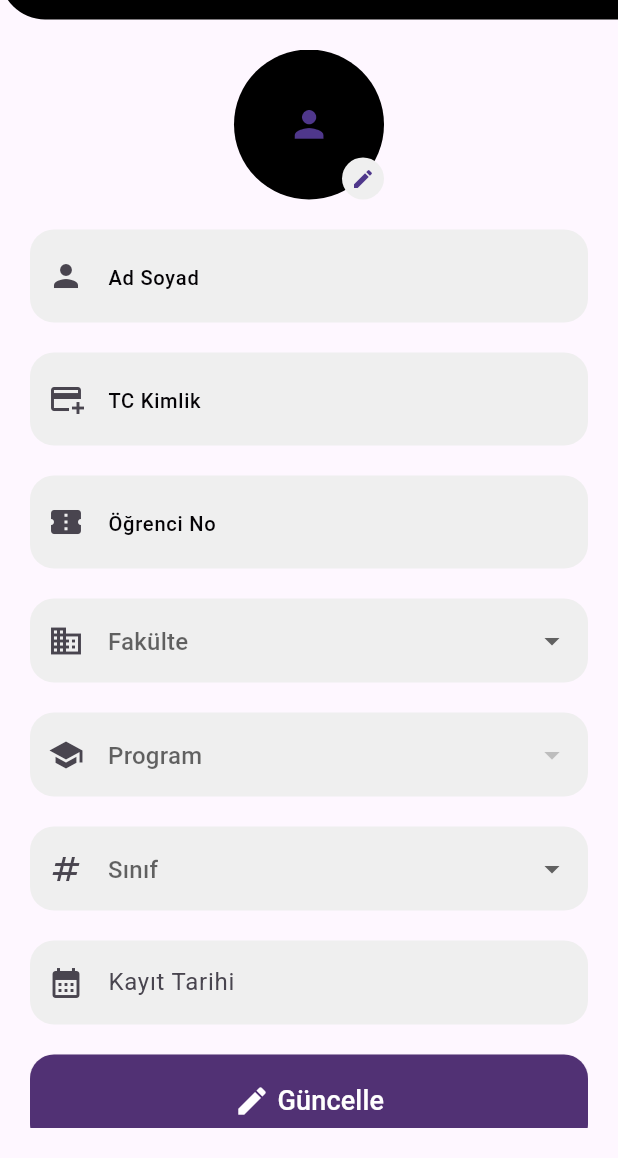
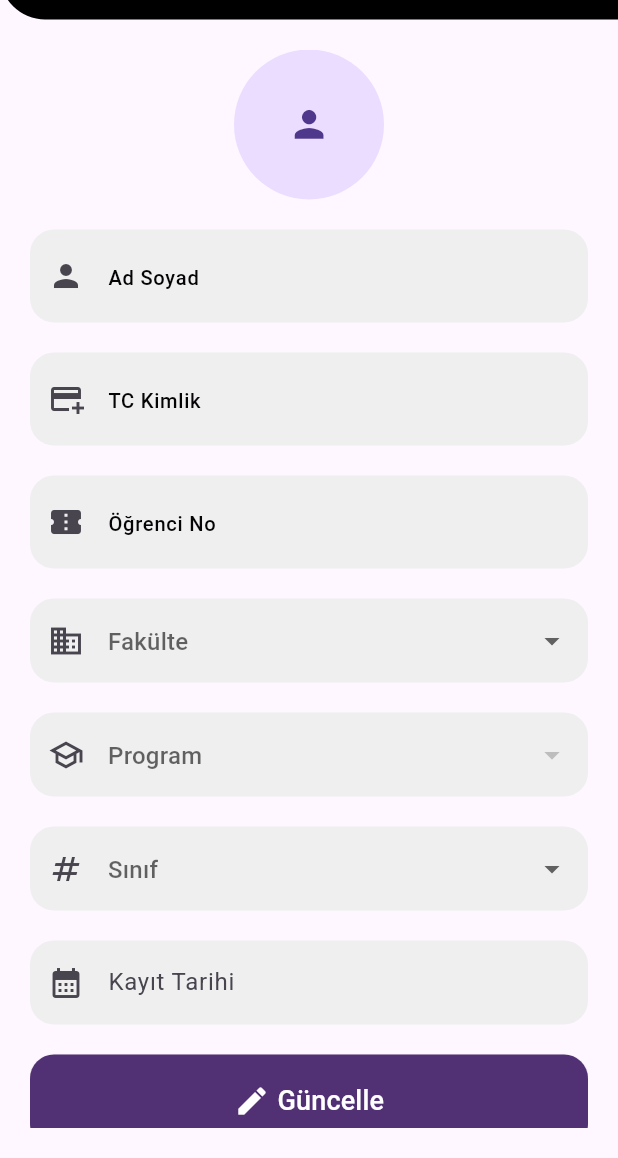
Before and after one commit to egeinann/Kampus-exe, a Flutter app: the EditProfileView screen opened directly, after a tap on "Güncelle", on a phone screen of 412 x 824 dp, the part 78-1236 px from its top. Run offline on Flutter 3.47's test engine with Material 3 defaults, Android fonts, the phone set to English and light mode, and no system bars; our stand-ins replace flutter_riverpod, image_picker, qr_flutter, responsive_sizer, shared_preferences; accounts and stored records are empty.

```diff
--- a/lib/view/auth/register_view.dart
+++ b/lib/view/auth/register_view.dart
@@ -148,7 +148,7 @@ class _RegisterViewState extends ConsumerState<RegisterView> {
         int.tryParse(dateController.text.split('.').last) ??
         DateTime.now().year;
 
-    generatedStudentNo ??= auth.generateStudentNo(registrationYear);
+    generatedStudentNo = auth.generateStudentNo(registrationYear);
 
     showModalBottomSheet(
       context: context,
--- a/lib/view/profile/editProfile_view.dart
+++ b/lib/view/profile/editProfile_view.dart
@@ -19,39 +19,33 @@ class EditProfileView extends ConsumerStatefulWidget {
 
 class _EditProfileViewState extends ConsumerState<EditProfileView> {
   File? _imageFile;
+  final ImagePicker _picker = ImagePicker();
+
   String fixedStudentNoPrefix = '';
-  final ImagePicker _picker = ImagePicker();
 
   final TextEditingController fullNameController = TextEditingController();
   final TextEditingController tcController = TextEditingController();
   final TextEditingController dateController = TextEditingController();
   final TextEditingController studentNoController = TextEditingController();
+
   String? selectedFaculty;
   String? selectedProgram;
   int? selectedClass;
-  String _prefixFromYear(int year) {
-    if (year == 2020) return '1200';
-    return '12${(year - 2020) + 1}1';
-  }
 
   @override
   void initState() {
     super.initState();
 
     final student = ref.read(authProvider);
+    if (student == null) return;
 
-    if (student != null) {
     fullNameController.text = student.fullName;
     tcController.text = student.tcNo;
     dateController.text = student.registrationDate;
 
-      if (student.registrationDate.isNotEmpty) {
-        final year = int.parse(student.registrationDate.split('.').last);
-        fixedStudentNoPrefix = _prefixFromYear(year);
-      }
-      studentNoController.text =
-          '$fixedStudentNoPrefix${student.studentNo.substring(4)}';
-
+    // 🔑 TEK KAYNAK: modelde kayıtlı öğrenci numarası
+    fixedStudentNoPrefix = student.studentNo.substring(0, 4);
+    studentNoController.text = student.studentNo;
     studentNoController.addListener(_protectStudentNoPrefix);
 
     selectedFaculty = student.faculty;
@@ -62,16 +56,18 @@ class _EditProfileViewState extends ConsumerState<EditProfileView> {
       _imageFile = File(student.photo!);
     }
   }
-  }
 
   void _protectStudentNoPrefix() {
     final text = studentNoController.text;
 
-    // İlk 4 hane değiştirilmeye çalışıldıysa geri al
+    // Prefix bozulduysa düzelt
+
     if (!text.startsWith(fixedStudentNoPrefix)) {
-      final editablePart = text.length >= 6
-          ? text.substring(text.length - 6)
-          : '';
+      String editablePart = '';
+
+      if (text.length >= fixedStudentNoPrefix.length + 1) {
+        editablePart = text.substring(fixedStudentNoPrefix.length);
+      }
 
       final newText = '$fixedStudentNoPrefix$editablePart';
 
@@ -82,9 +78,11 @@ class _EditProfileViewState extends ConsumerState<EditProfileView> {
       return;
     }
 
-    // Cursor ilk 4 hanenin önüne geçemesin
-    if (studentNoController.selection.start < 4) {
-      studentNoController.selection = const TextSelection.collapsed(offset: 4);
+    // Cursor prefix'in önüne geçemesin
+    if (studentNoController.selection.start < fixedStudentNoPrefix.length) {
+      studentNoController.selection = TextSelection.collapsed(
+        offset: fixedStudentNoPrefix.length,
+      );
     }
   }
 
@@ -173,16 +171,10 @@ class _EditProfileViewState extends ConsumerState<EditProfileView> {
       _showAutoCloseDialog("Öğrenci No 10 haneli olmalı");
       return false;
     }
-    if (selectedFaculty == null) {
-      _showAutoCloseDialog("Fakülte seçmelisiniz");
-      return false;
-    }
-    if (selectedProgram == null) {
-      _showAutoCloseDialog("Program seçmelisiniz");
-      return false;
-    }
-    if (selectedClass == null) {
-      _showAutoCloseDialog("Sınıf seçmelisiniz");
+    if (selectedFaculty == null ||
+        selectedProgram == null ||
+        selectedClass == null) {
+      _showAutoCloseDialog("Tüm alanları doldurmalısınız");
       return false;
     }
     if (dateController.text.trim().isEmpty) {
@@ -196,17 +188,17 @@ class _EditProfileViewState extends ConsumerState<EditProfileView> {
   Widget build(BuildContext context) {
     final auth = ref.read(authProvider.notifier);
 
-    return GestureDetector(
-      behavior: HitTestBehavior.opaque,
-      onTap: () => FocusScope.of(context).unfocus(),
-      child: Scaffold(
+    return Scaffold(
       appBar: trakyaAppBar(
         context,
         "Düzenle",
         [],
         backgroundColor: Colors.black,
       ),
-        body: Padding(
+      body: GestureDetector(
+        behavior: HitTestBehavior.opaque,
+        onTap: () => FocusScope.of(context).unfocus(),
+        child: Padding(
           padding: const EdgeInsets.all(20),
           child: SingleChildScrollView(
             physics: const BouncingScrollPhysics(),
@@ -215,11 +207,8 @@ class _EditProfileViewState extends ConsumerState<EditProfileView> {
               children: [
                 GestureDetector(
                   onTap: _showPickerSheet,
-                  child: Stack(
-                    children: [
-                      CircleAvatar(
+                  child: CircleAvatar(
                     radius: 50,
-                        backgroundColor: Colors.black,
                     backgroundImage: _imageFile != null
                         ? FileImage(_imageFile!)
                         : null,
@@ -227,19 +216,7 @@ class _EditProfileViewState extends ConsumerState<EditProfileView> {
                         ? Icon(Icons.person, size: 22.sp)
                         : null,
                   ),
-                      Positioned(
-                        bottom: 0,
-                        right: 0,
-                        child: CircleAvatar(
-                          radius: 14,
-                          backgroundColor: TrakyaColors.card,
-                          child: const Icon(Icons.edit, size: 16),
                 ),
-                      ),
-                    ],
-                  ),
-                ),
-
                 fullNameField(),
                 idField(),
                 studentNoField(),
@@ -265,13 +242,6 @@ class _EditProfileViewState extends ConsumerState<EditProfileView> {
     textEditingController: fullNameController,
   );
 
-  TrakyaTextfield studentNoField() => TrakyaTextfield(
-    context: context,
-    prefixIcon: const Icon(Icons.confirmation_number),
-    hintText: "Öğrenci No",
-    maxLength: 10,
-    textEditingController: studentNoController,
-  );
   TrakyaTextfield idField() => TrakyaTextfield(
     context: context,
     prefixIcon: const Icon(Icons.add_card),
@@ -280,20 +250,41 @@ class _EditProfileViewState extends ConsumerState<EditProfileView> {
     textEditingController: tcController,
   );
 
+  TrakyaTextfield studentNoField() => TrakyaTextfield(
+    context: context,
+    prefixIcon: const Icon(Icons.confirmation_number),
+    hintText: "Öğrenci No",
+    maxLength: 10,
+    textEditingController: studentNoController,
+  );
+
   DropdownButtonFormField<String> facultyDropdown() {
     return DropdownButtonFormField<String>(
+      borderRadius: BorderRadius.circular(16),
       isExpanded: true,
-      value: selectedFaculty,
-      decoration: _dropdownDecoration(icon: Icons.business, hint: "Fakülte"),
+      initialValue: selectedFaculty,
+      decoration: _dropdownDecoration(
+        icon: Icons.business_outlined,
+        hint: "Fakülte",
+      ),
       items: facultyPrograms.keys
-          .map(
-            (e) => DropdownMenuItem(
-              value: e,
-              child: Text(e, style: TextStyle(fontSize: 16.sp)),
+          .map<DropdownMenuItem<String>>(
+            (faculty) => DropdownMenuItem<String>(
+              value: faculty,
+              child: Text(
+                faculty,
+                style: TextStyle(
+                  fontSize: 16.sp,
+                  fontWeight: FontWeight.bold,
+                  color: TrakyaColors.negative,
+                  fontFamily: "RobotoBold",
+                ),
+              ),
             ),
           )
           .toList(),
       onChanged: (val) {
+        if (val == selectedFaculty) return;
         setState(() {
           selectedFaculty = val;
           selectedProgram = null;
@@ -303,20 +294,42 @@ class _EditProfileViewState extends ConsumerState<EditProfileView> {
   }
 
   DropdownButtonFormField<String> programDropdown() {
-    final programs = facultyPrograms[selectedFaculty] ?? [];
+    final List<String> programs =
+        facultyPrograms[selectedFaculty] ?? <String>[];
+    final bool isValidSelectedProgram = programs.contains(selectedProgram);
     return DropdownButtonFormField<String>(
       isExpanded: true,
-      value: programs.contains(selectedProgram) ? selectedProgram : null,
-      decoration: _dropdownDecoration(icon: Icons.school, hint: "Program"),
+      menuMaxHeight: 200,
+      borderRadius: BorderRadius.circular(16),
+      initialValue: isValidSelectedProgram ? selectedProgram : null,
+      decoration: _dropdownDecoration(
+        icon: Icons.school_outlined,
+        hint: "Program",
+      ),
       items: programs
-          .map(
-            (e) => DropdownMenuItem(
-              value: e,
-              child: Text(e, style: TextStyle(fontSize: 16.sp)),
+          .map<DropdownMenuItem<String>>(
+            (program) => DropdownMenuItem<String>(
+              value: program,
+              child: Text(
+                program,
+                style: TextStyle(
+                  fontSize: 16.sp,
+                  fontWeight: FontWeight.bold,
+                  color: TrakyaColors.negative,
+                  fontFamily: "RobotoBold",
+                ),
+                textAlign: TextAlign.center,
+              ),
             ),
           )
           .toList(),
-      onChanged: (val) => setState(() => selectedProgram = val),
+      onChanged: programs.isEmpty
+          ? null
+          : (val) {
+              setState(() {
+                selectedProgram = val;
+              });
+            },
     );
   }
 
@@ -325,12 +338,7 @@ class _EditProfileViewState extends ConsumerState<EditProfileView> {
       value: selectedClass,
       decoration: _dropdownDecoration(icon: Icons.numbers, hint: "Sınıf"),
       items: [1, 2, 3, 4]
-          .map(
-            (e) => DropdownMenuItem(
-              value: e,
-              child: Text(e.toString(), style: TextStyle(fontSize: 17.sp)),
-            ),
-          )
+          .map((e) => DropdownMenuItem(value: e, child: Text(e.toString())))
           .toList(),
       onChanged: (val) => setState(() => selectedClass = val),
     );
@@ -347,26 +355,7 @@ class _EditProfileViewState extends ConsumerState<EditProfileView> {
         initialDate: DateTime.now(),
       );
       if (picked != null) {
-        // Tarihi yaz
         dateController.text = "${picked.day}.${picked.month}.${picked.year}";
-
-        final int year = picked.year;
-
-        final int yearDiff = year - 2020;
-        final String fixedPrefix = year == 2020 ? '1200' : '12${yearDiff + 1}1';
-
-        fixedStudentNoPrefix = fixedPrefix;
-
-        final oldNo = studentNoController.text;
-        final String editablePart = oldNo.length >= 6
-            ? oldNo.substring(oldNo.length - 6)
-            : '000000';
-
-        studentNoController.text = '$fixedPrefix$editablePart';
-
-        studentNoController.selection = TextSelection.fromPosition(
-          TextPosition(offset: studentNoController.text.length),
-        );
       }
     },
     decoration: _dropdownDecoration(
--- a/pubspec.yaml
+++ b/pubspec.yaml
@@ -16,7 +16,7 @@ publish_to: "none" # Remove this line if you wish to publish to pub.dev
 # https://developer.apple.com/library/archive/documentation/General/Reference/InfoPlistKeyReference/Articles/CoreFoundationKeys.html
 # In Windows, build-name is used as the major, minor, and patch parts
 # of the product and file versions while build-number is used as the build suffix.
-version: 1.0.0+1
+version: 9.0.0+1
 
 environment:
   sdk: ^3.8.1
```
Also changed, not shown: lib/providers/auth_notifier.dart (+19 -15 lines). Lines whose indentation alone changed are shown as unchanged.
